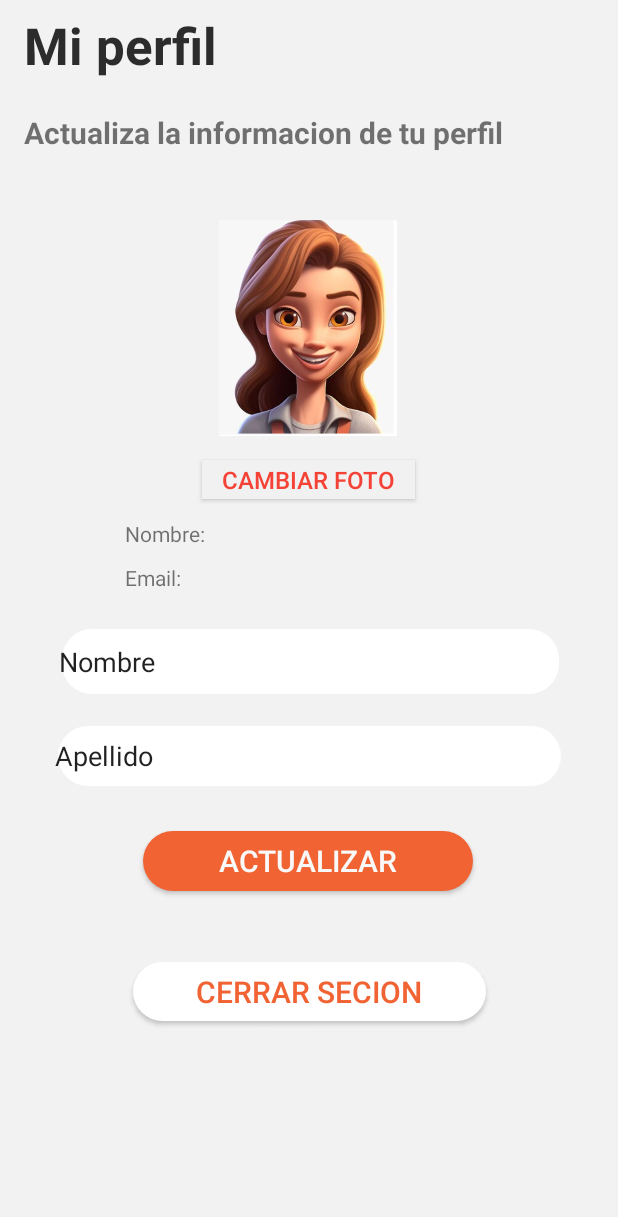
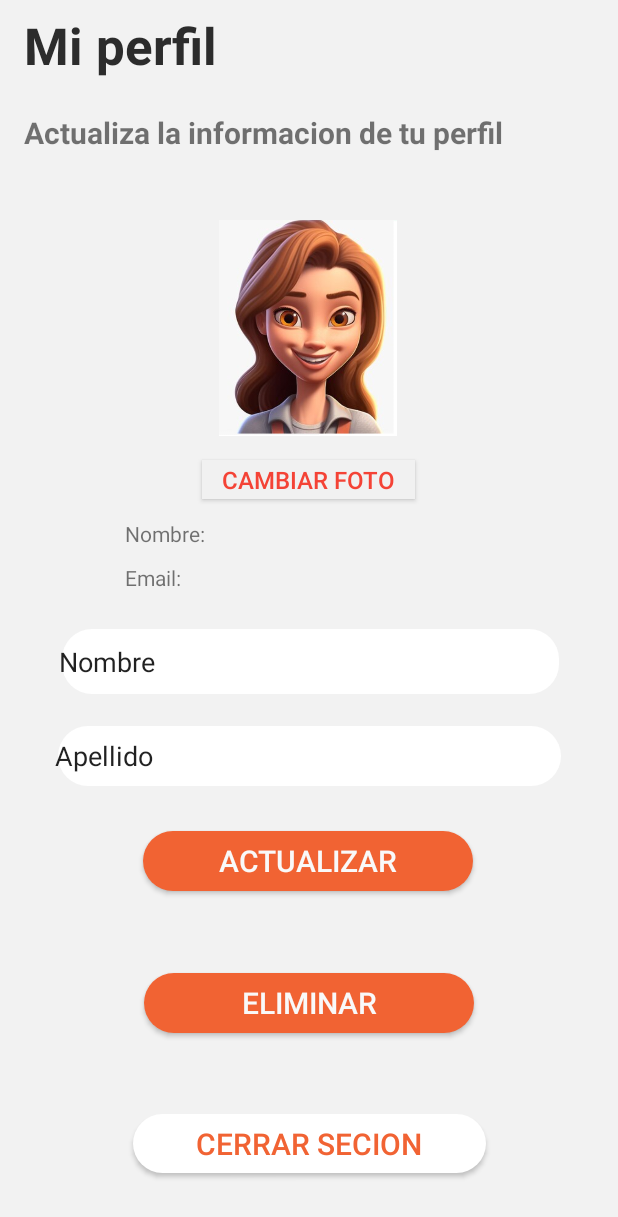
Before and after one commit to pp2024-restoapp/aplicacionmovil, an Android app: the ProfileActivity screen opened directly, with no data from a screen before it, on a phone screen of 412 x 824 dp. Shown: the top 1217 px of the screen. Run offline under Robolectric (Android 15) with nearby library versions, the phone set to English and light mode, and no system bars; Roboto replaces fonts that are not available here.

Commit message:
codigo btnEliminar

```diff
--- a/app/src/main/res/layout/activity_profile.xml
+++ b/app/src/main/res/layout/activity_profile.xml
@@ -8,18 +8,31 @@
     tools:context=".ProfileActivity">
 
     <Button
+        android:id="@+id/btnEliminar"
+        android:layout_width="224dp"
+        android:layout_height="44dp"
+        android:background="@drawable/rounded_button_2"
+        android:backgroundTint="#F16333"
+        android:text="ELIMINAR"
+        android:textColor="#F9F9F9"
+        android:textSize="20sp"
+        app:layout_constraintBottom_toTopOf="@+id/button5"
+        app:layout_constraintEnd_toEndOf="parent"
+        app:layout_constraintStart_toStartOf="parent"
+        app:layout_constraintTop_toBottomOf="@+id/button" />
+
+    <Button
         android:id="@+id/button5"
         android:layout_width="239dp"
         android:layout_height="43dp"
+        android:layout_marginBottom="40dp"
         android:background="@drawable/rounded_button_2"
         android:text="Cerrar Secion"
         android:textColor="#F16333"
         android:textSize="20sp"
         app:layout_constraintBottom_toBottomOf="parent"
         app:layout_constraintEnd_toEndOf="parent"
-        app:layout_constraintStart_toStartOf="parent"
-        app:layout_constraintTop_toTopOf="parent"
-        app:layout_constraintVertical_bias="0.819" />
+        app:layout_constraintStart_toStartOf="parent" />
 
     <Button
         android:id="@+id/button"
--- a/app/src/main/res/values/strings.xml
+++ b/app/src/main/res/values/strings.xml
@@ -101,5 +101,6 @@
     <string name="elimina_reserva">Eliminar tu reserva</string>
     <string name="id">Id:</string>
     <string name="tipo">Tipo:</string>
+    <string name="btnEliminar" />
 
 </resources>
--- a/build.gradle.kts
+++ b/build.gradle.kts
@@ -5,5 +5,5 @@
 }
 // Top-level build file where you can add configuration options common to all sub-projects/modules.
 plugins {
-    id("com.android.application") version "8.1.2" apply false
+    id("com.android.application") version "8.3.0" apply false
 }
```
Also changed, not shown: gradle/wrapper/gradle-wrapper.properties.
